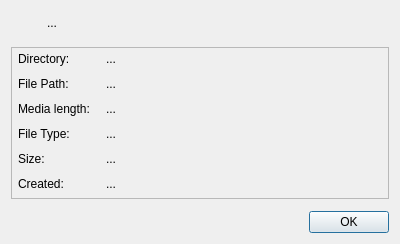
deeffest/DEEF-Lite-Media-Player, file core/ui/properties_dialog.ui: the form before one commit.
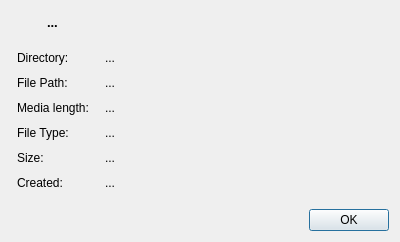
The form after the commit.

Patch:
```diff
--- a/core/ui/properties_dialog.ui
+++ b/core/ui/properties_dialog.ui
@@ -7,7 +7,7 @@
     <x>0</x>
     <y>0</y>
     <width>400</width>
-    <height>244</height>
+    <height>242</height>
    </rect>
   </property>
   <property name="windowTitle">
@@ -61,6 +61,12 @@
      </item>
      <item>
       <widget class="QLineEdit" name="lineEdit">
+       <property name="font">
+        <font>
+         <pointsize>10</pointsize>
+         <bold>true</bold>
+        </font>
+       </property>
        <property name="styleSheet">
         <string notr="true"/>
        </property>
@@ -82,8 +88,11 @@
    </item>
    <item>
     <widget class="QFrame" name="frame">
+     <property name="styleSheet">
+      <string notr="true"/>
+     </property>
      <property name="frameShape">
-      <enum>QFrame::StyledPanel</enum>
+      <enum>QFrame::NoFrame</enum>
      </property>
      <property name="frameShadow">
       <enum>QFrame::Raised</enum>
```
